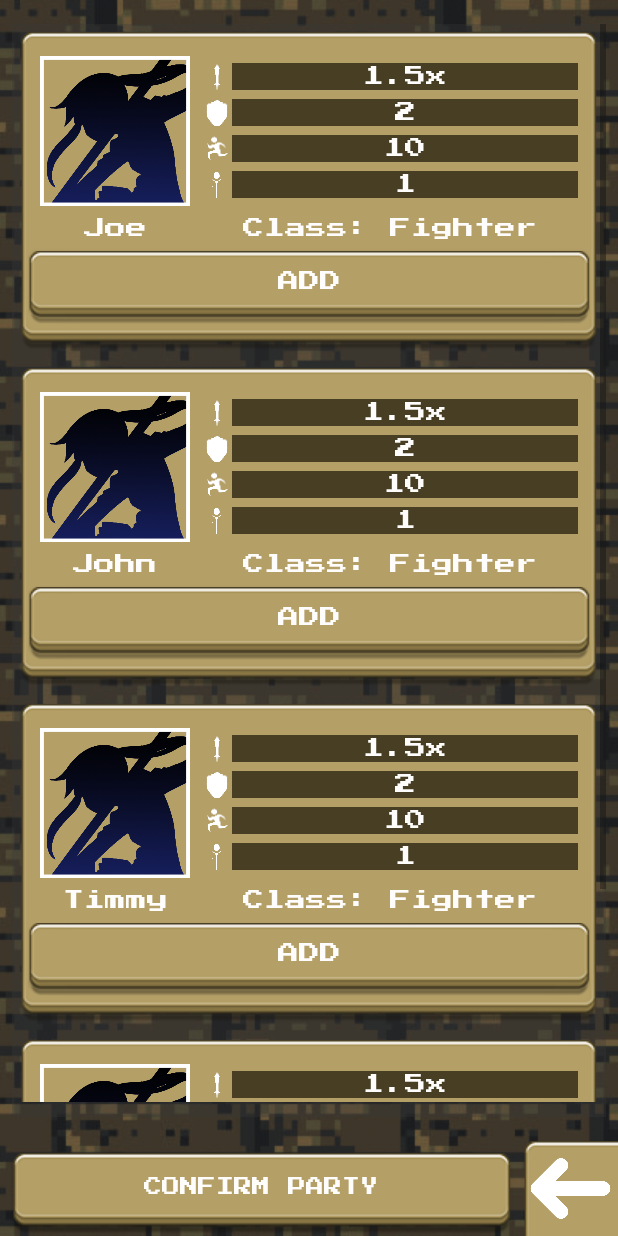
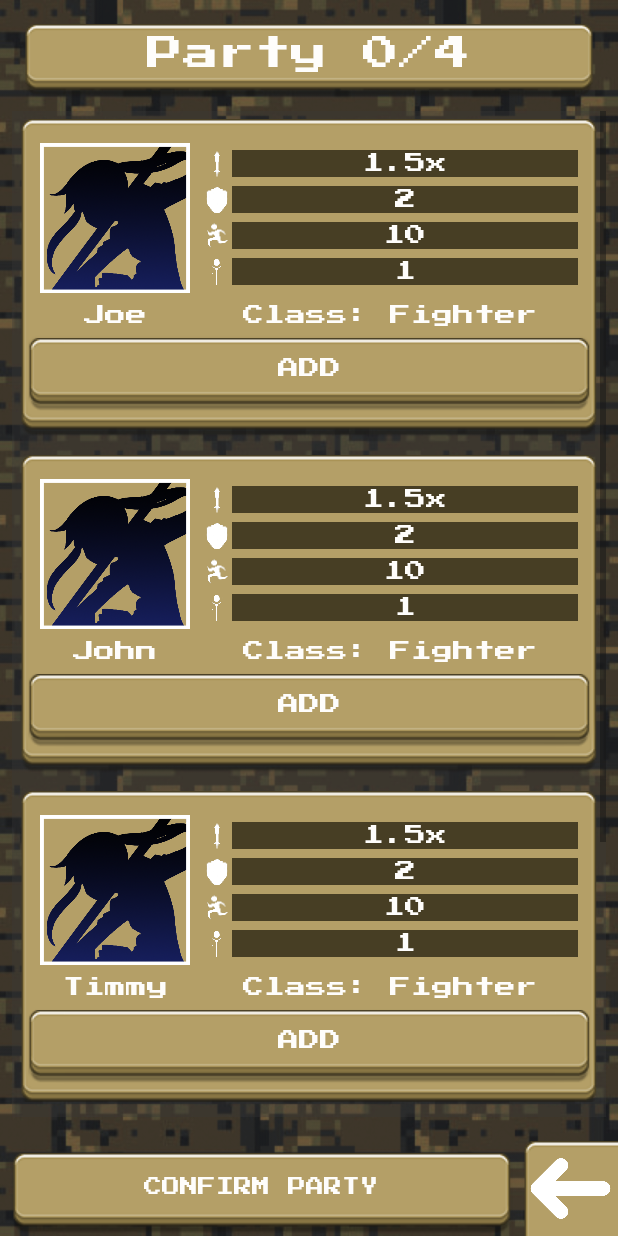
Before and after one commit to Geoffery10/Battle-Kingdoms-Lost-World, an Android app: the screen it shows after launch (ChoosePartyActivity), after a tap on "PLAY", on a phone screen of 412 x 824 dp. Run offline under Robolectric (Android 15) with nearby library versions, the phone set to English and light mode, and no system bars.

Commit message:
Added Party Counter TextView

```diff
--- a/app/src/main/java/com/thecoredepository/battlekingdoms/activities/ChoosePartyActivity.java
+++ b/app/src/main/java/com/thecoredepository/battlekingdoms/activities/ChoosePartyActivity.java
@@ -19,7 +19,8 @@ import java.util.ArrayList;
 public class ChoosePartyActivity extends AppCompatActivity
 {
     //Global
-    public int selectionCount = 4; //This should be zero
+    private static int selectionCount = 0; //This should be zero
+    public static ArrayList<String> selectedCharacters = new ArrayList<>();
 
     @Override
     protected void onCreate(Bundle savedInstanceState) {
@@ -34,6 +35,7 @@ public class ChoosePartyActivity extends AppCompatActivity
 
     private void createRecycler() {
         RecyclerView recyclerView = findViewById(R.id.character_view);
+        TextView txtPartySize = findViewById(R.id.txtPartySize);
         //GET CHARACTER ROASTER FROM BACKEND
         ArrayList<String> characters = new ArrayList<>();
         //TEMP CHARACTERS
@@ -99,4 +101,12 @@ public class ChoosePartyActivity extends AppCompatActivity
                 | View.SYSTEM_UI_FLAG_IMMERSIVE_STICKY
                 | View.SYSTEM_UI_FLAG_FULLSCREEN);
     }
+
+    public static int getSelectionCount() {
+        return selectionCount;
+    }
+    public static void setSelectionCount(int num) {
+        selectionCount = num;
+    }
+
 }
--- a/app/src/main/java/com/thecoredepository/battlekingdoms/activities/adapters/CharacterSelectAdapter.java
+++ b/app/src/main/java/com/thecoredepository/battlekingdoms/activities/adapters/CharacterSelectAdapter.java
@@ -1,29 +1,26 @@
 package com.thecoredepository.battlekingdoms.activities.adapters;
 
+import android.app.Activity;
 import android.content.Context;
 import android.util.Log;
 import android.view.LayoutInflater;
 import android.view.View;
 import android.view.ViewGroup;
-import android.widget.ArrayAdapter;
 import android.widget.Button;
-import android.widget.EditText;
 import android.widget.ImageView;
-import android.widget.LinearLayout;
-import android.widget.Spinner;
 import android.widget.TextView;
-
 import androidx.annotation.NonNull;
 import androidx.recyclerview.widget.RecyclerView;
+import com.thecoredepository.battlekingdoms.R;
+import com.thecoredepository.battlekingdoms.activities.ChoosePartyActivity;
 
-import com.thecoredepository.battlekingdoms.R;
+import org.w3c.dom.Text;
 
 import java.util.ArrayList;
 
 public class CharacterSelectAdapter extends RecyclerView.Adapter<CharacterSelectAdapter.ViewHolder>
 {
     private Context context;
-
 
     private ArrayList<String> characters;
 
@@ -46,6 +43,27 @@ public class CharacterSelectAdapter extends RecyclerView.Adapter<CharacterSelect
         Log.d("Recycle", "onBindViewHolder called");
         //THIS IS WHERE STUFF HAPPENS
         holder.txtNamePlate.setText(characters.get(position));
+
+        holder.btnAddRemove.setOnClickListener(new View.OnClickListener() {
+            @Override
+            public void onClick(View v) {
+                //Add/Remove
+                if (holder.btnAddRemove.getText().equals("Add"))
+                {
+                    ChoosePartyActivity.selectedCharacters.add("" + holder.txtNamePlate.getText());
+                    ChoosePartyActivity.setSelectionCount(ChoosePartyActivity.getSelectionCount() + 1);
+                    holder.btnAddRemove.setText("Remove");
+                }
+                else
+                {
+                    ChoosePartyActivity.selectedCharacters.remove("" + holder.txtNamePlate.getText());
+                    ChoosePartyActivity.setSelectionCount(ChoosePartyActivity.getSelectionCount() - 1);
+                    holder.btnAddRemove.setText("Add");
+                }
+                TextView txtPartySize = (TextView) ((Activity)context).findViewById(R.id.txtPartySize);
+                txtPartySize.setText("Party " + ChoosePartyActivity.getSelectionCount() + "/4");
+            }
+        });
     }
 
     @Override
@@ -60,11 +78,13 @@ public class CharacterSelectAdapter extends RecyclerView.Adapter<CharacterSelect
         //Put Views in the holder
         ImageView img_silhouette;
         TextView txtNamePlate;
+        Button btnAddRemove;
 
         public ViewHolder(@NonNull View itemView) {
             super(itemView);
             img_silhouette = itemView.findViewById(R.id.img_silhouette);
             txtNamePlate = itemView.findViewById(R.id.txtNamePlate);
+            btnAddRemove = itemView.findViewById(R.id.btnAddRemove);
         }
     }
 }
--- a/app/src/main/res/layout/activity_choose_party.xml
+++ b/app/src/main/res/layout/activity_choose_party.xml
@@ -8,12 +8,26 @@
     android:background="@drawable/woodbg"
     tools:context=".activities.ChoosePartyActivity">
 
+    <TextView
+        android:id="@+id/txtPartySize"
+        android:layout_width="0dp"
+        android:layout_height="wrap_content"
+        android:layout_marginStart="16dp"
+        android:layout_marginTop="16dp"
+        android:layout_marginEnd="16dp"
+        android:background="@drawable/button_v2"
+        android:text="Party 0/4"
+        android:textSize="24sp"
+        app:layout_constraintEnd_toEndOf="parent"
+        app:layout_constraintStart_toStartOf="parent"
+        app:layout_constraintTop_toTopOf="parent" />
+
     <LinearLayout
         android:id="@+id/linearLayout2"
         android:layout_width="0dp"
         android:layout_height="0dp"
         android:layout_marginStart="8dp"
-        android:layout_marginTop="16dp"
+        android:layout_marginTop="8dp"
         android:layout_marginEnd="8dp"
         android:layout_marginBottom="16dp"
         android:background="@color/colorPrimaryDarkTrans"
@@ -21,7 +35,7 @@
         app:layout_constraintBottom_toTopOf="@+id/btnBackHome"
         app:layout_constraintEnd_toEndOf="parent"
         app:layout_constraintStart_toStartOf="parent"
-        app:layout_constraintTop_toTopOf="parent"
+        app:layout_constraintTop_toBottomOf="@+id/txtPartySize"
         app:layout_constraintVertical_bias="0.0">
 
         <androidx.recyclerview.widget.RecyclerView
```
